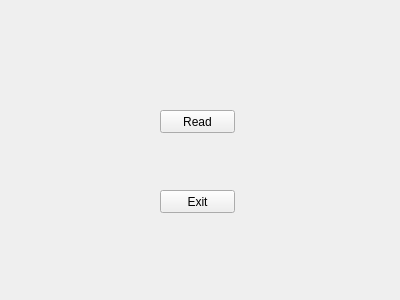
JoaoCarlosNascimento/HandSignLanguage, file menus/main_menu/main_menu.ui: the form before one commit.
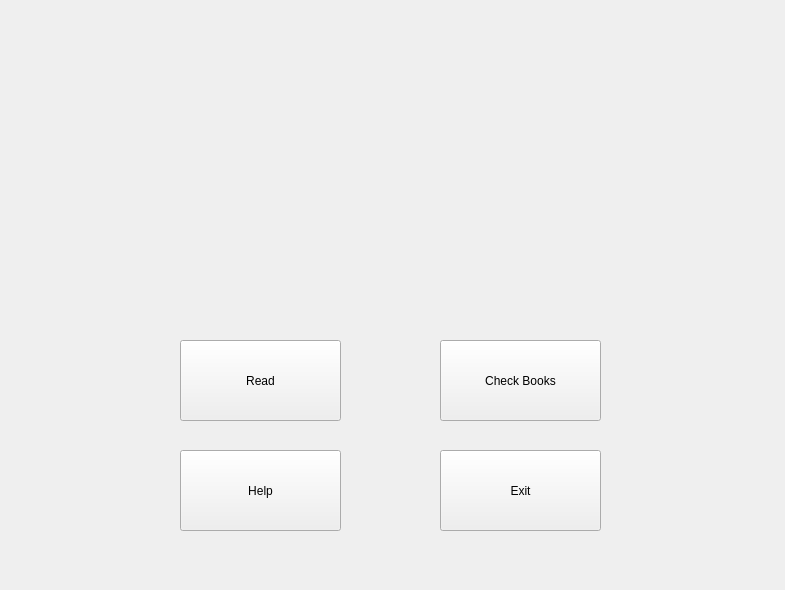
The form after the commit. Icons and pictures are not drawn.

Commit message:
menu main
Adicionei mais dois botões e um titulo com um logo (mas não tem de ficar assim como é óbvio)

```diff
--- a/menus/main_menu/main_menu.ui
+++ b/menus/main_menu/main_menu.ui
@@ -6,8 +6,8 @@
    <rect>
     <x>0</x>
     <y>0</y>
-    <width>400</width>
-    <height>300</height>
+    <width>785</width>
+    <height>590</height>
    </rect>
   </property>
   <property name="windowTitle">
@@ -16,10 +16,10 @@
   <widget class="QPushButton" name="pb_read">
    <property name="geometry">
     <rect>
-     <x>160</x>
-     <y>110</y>
-     <width>75</width>
-     <height>23</height>
+     <x>180</x>
+     <y>340</y>
+     <width>161</width>
+     <height>81</height>
     </rect>
    </property>
    <property name="text">
@@ -29,16 +29,80 @@
   <widget class="QPushButton" name="pushButton_2">
    <property name="geometry">
     <rect>
-     <x>160</x>
-     <y>190</y>
-     <width>75</width>
-     <height>23</height>
+     <x>440</x>
+     <y>450</y>
+     <width>161</width>
+     <height>81</height>
     </rect>
    </property>
    <property name="text">
     <string>Exit</string>
    </property>
   </widget>
+  <widget class="QPushButton" name="pushButton">
+   <property name="geometry">
+    <rect>
+     <x>440</x>
+     <y>340</y>
+     <width>161</width>
+     <height>81</height>
+    </rect>
+   </property>
+   <property name="text">
+    <string>Check Books</string>
+   </property>
+  </widget>
+  <widget class="QPushButton" name="pushButton_3">
+   <property name="geometry">
+    <rect>
+     <x>180</x>
+     <y>450</y>
+     <width>161</width>
+     <height>81</height>
+    </rect>
+   </property>
+   <property name="text">
+    <string>Help</string>
+   </property>
+  </widget>
+  <widget class="QLabel" name="label">
+   <property name="geometry">
+    <rect>
+     <x>170</x>
+     <y>70</y>
+     <width>431</width>
+     <height>251</height>
+    </rect>
+   </property>
+   <property name="text">
+    <string/>
+   </property>
+   <property name="pixmap">
+    <pixmap>C:/Users/Beatriz Lagos/Desktop/SRI_MENUS/imagem_junta_logo.png</pixmap>
+   </property>
+   <property name="scaledContents">
+    <bool>true</bool>
+   </property>
+  </widget>
+  <widget class="QLabel" name="label_2">
+   <property name="geometry">
+    <rect>
+     <x>180</x>
+     <y>30</y>
+     <width>381</width>
+     <height>101</height>
+    </rect>
+   </property>
+   <property name="text">
+    <string/>
+   </property>
+   <property name="pixmap">
+    <pixmap>C:/Users/Beatriz Lagos/Desktop/SRI_MENUS/titulo_png.png</pixmap>
+   </property>
+   <property name="scaledContents">
+    <bool>true</bool>
+   </property>
+  </widget>
  </widget>
  <resources/>
  <connections/>
```
